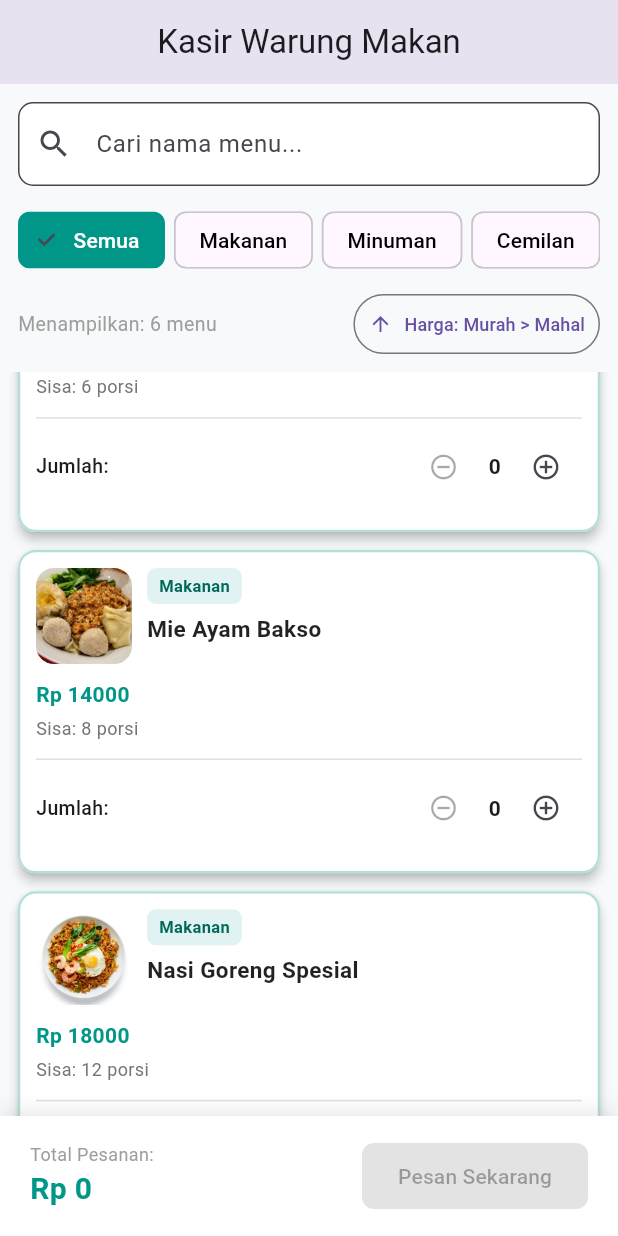
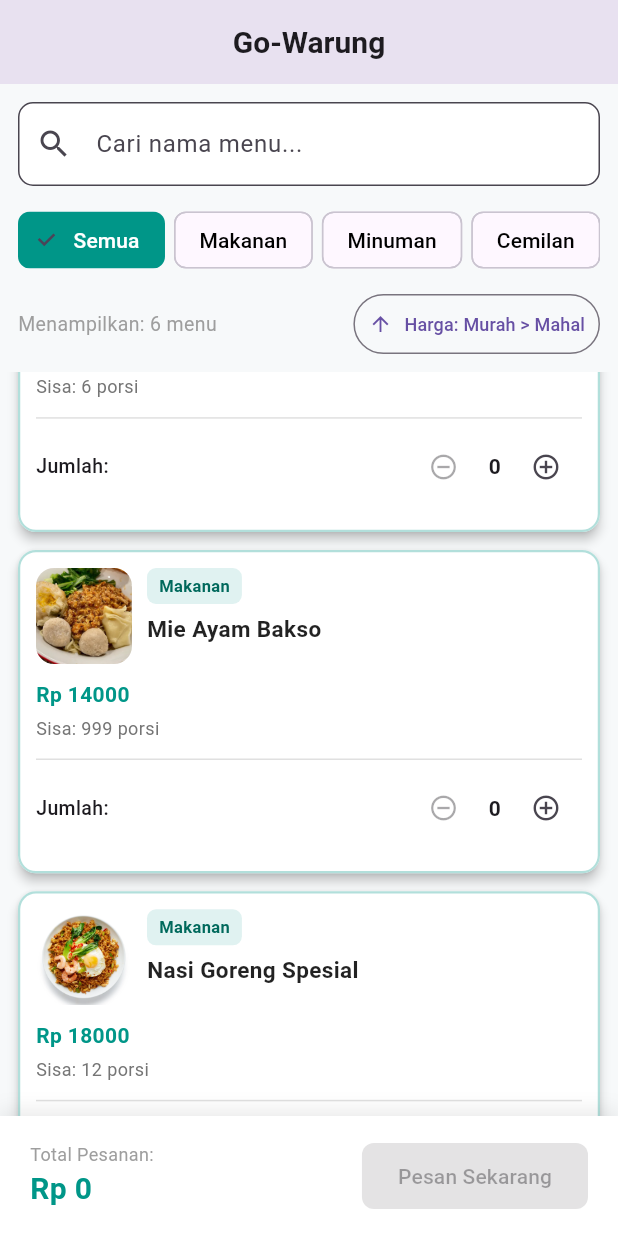
Before and after one commit to rajathonny/tugas-studi-kasus-3-warung, a Flutter app: the screen it shows after launch, scrolled down 576 dp, on a phone screen of 412 x 824 dp. Run offline on Flutter 3.47's test engine with Material 3 defaults, Android fonts, the phone set to English and light mode, and no system bars.

```diff
--- a/lib/main.dart
+++ b/lib/main.dart
@@ -91,7 +91,7 @@ class _HalamanMenuWarungState extends State<HalamanMenuWarung> {
 
     return Scaffold(
       appBar: AppBar(
-        title: const Text('Kasir Warung Makan'),
+        title: const Text('Go-Warung', style: TextStyle(fontSize: 20, fontWeight: FontWeight.bold)),
         centerTitle: true,
       ),
       body: Column(
--- a/lib/menu_item.dart
+++ b/lib/menu_item.dart
@@ -44,7 +44,7 @@ List<MenuItem> menuItems = [
     kategori: 'Makanan',
     harga: 14000,
     tersedia: true,
-    stokTersisa: 8,
+    stokTersisa: 999,
     imgPath: 'assets/images/mie ayam.webp',
   ),
   MenuItem(
@@ -60,7 +60,7 @@ List<MenuItem> menuItems = [
     kategori: 'Makanan',
     harga: 25000,
     tersedia: true,
-    stokTersisa: 4,
+    stokTersisa: 0,
     imgPath: 'assets/images/images.jpg',
   ),
   MenuItem(
```
